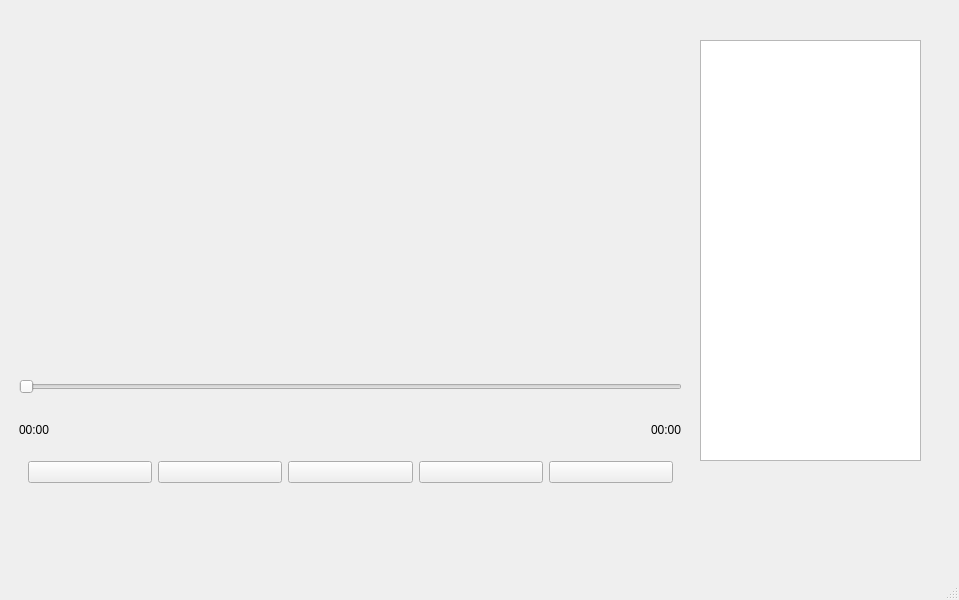
This is mainwindow.ui in pve654/qtmusic as Qt 5 draws it before an edit. The edited form follows.
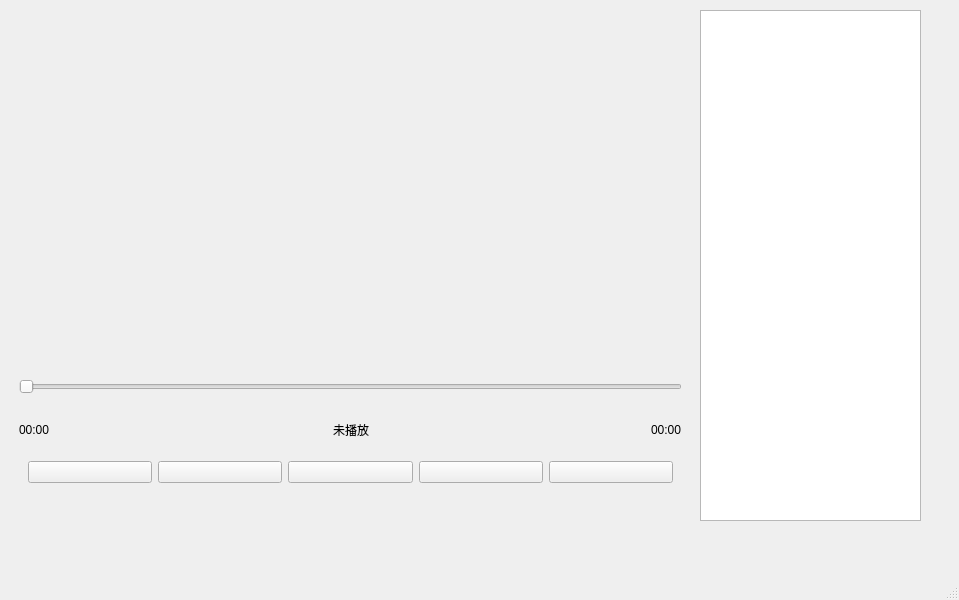
This is the edited form.

```diff
--- a/mainwindow.ui
+++ b/mainwindow.ui
@@ -18,9 +18,9 @@
     <property name="geometry">
      <rect>
       <x>700</x>
-      <y>40</y>
+      <y>10</y>
       <width>221</width>
-      <height>421</height>
+      <height>511</height>
      </rect>
     </property>
    </widget>
@@ -79,6 +79,26 @@
             </property>
            </widget>
           </item>
+          <item>
+           <spacer name="horizontalSpacer_2">
+            <property name="orientation">
+             <enum>Qt::Orientation::Horizontal</enum>
+            </property>
+            <property name="sizeHint" stdset="0">
+             <size>
+              <width>40</width>
+              <height>20</height>
+             </size>
+            </property>
+           </spacer>
+          </item>
+          <item>
+           <widget class="QLabel" name="currentMusicLbl">
+            <property name="text">
+             <string>未播放</string>
+            </property>
+           </widget>
+          </item>
           <item>
            <spacer name="horizontalSpacer">
             <property name="orientation">
```
